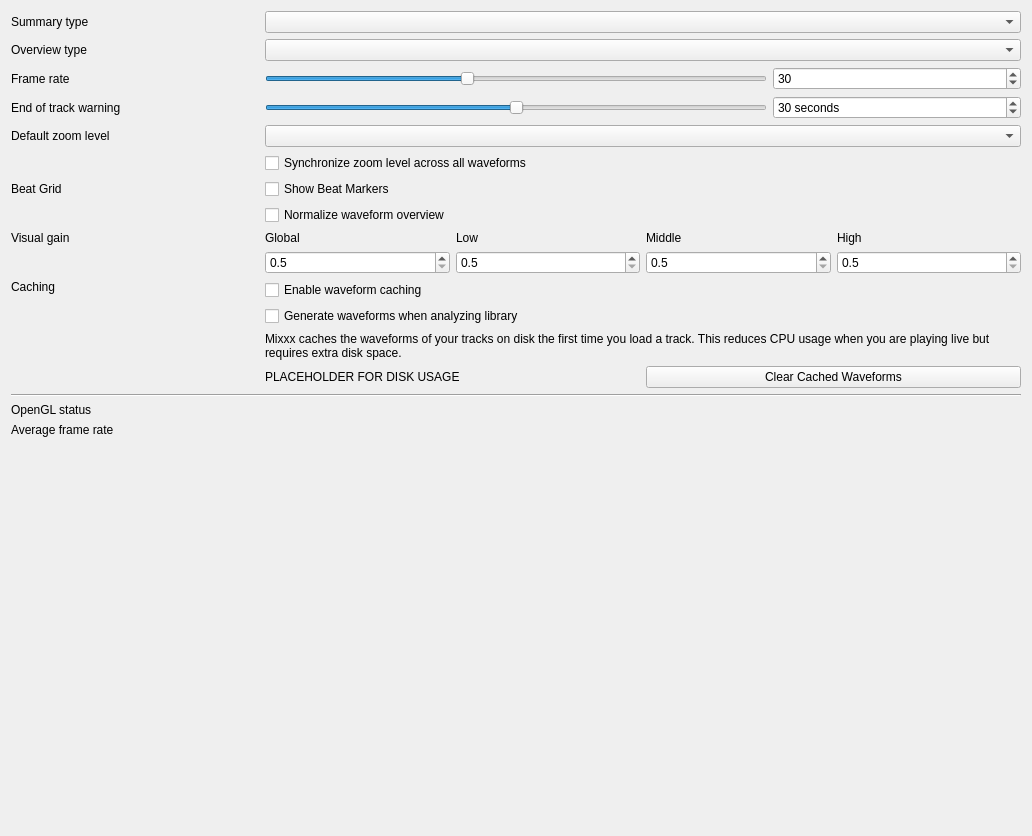
This is src/preferences/dialog/dlgprefwaveformdlg.ui in mixxxdj/mixxx as Qt 5 draws it before an edit. The edited form follows.
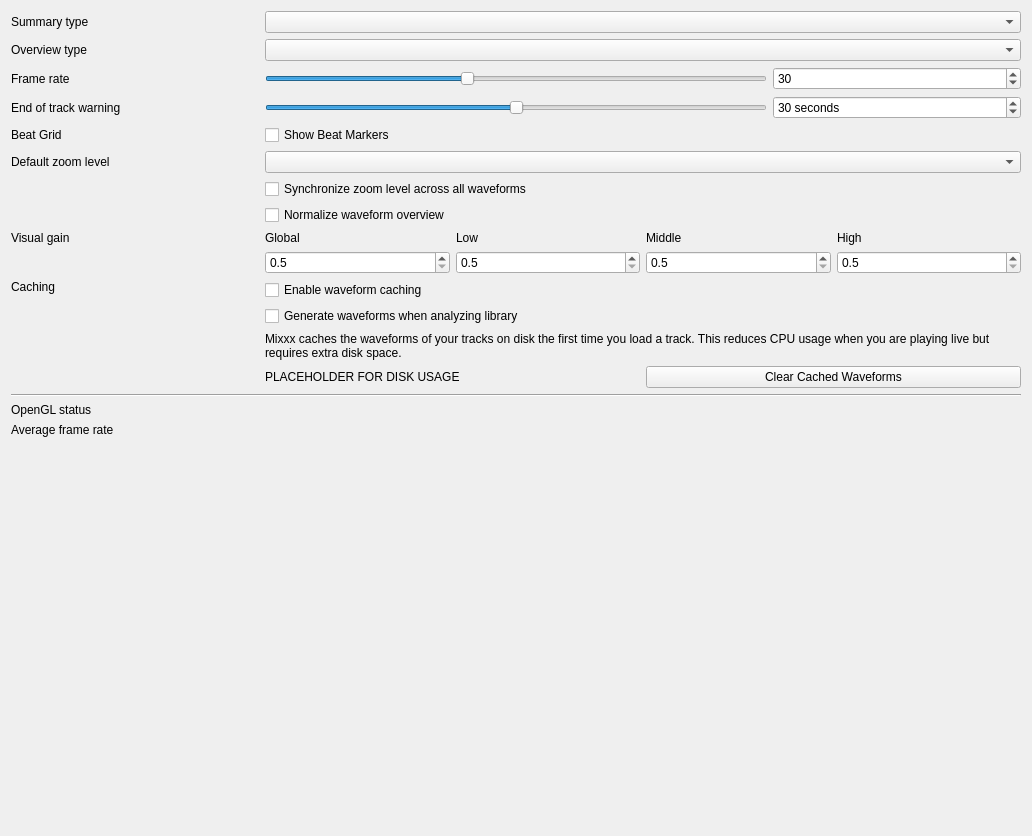
This is the edited form.

Commit message: Update position of Beat grid checkbox. Cleared up code set beat grid.

The edit to the form file:
```diff
--- a/src/preferences/dialog/dlgprefwaveformdlg.ui
+++ b/src/preferences/dialog/dlgprefwaveformdlg.ui
@@ -119,7 +119,7 @@
        </property>
       </widget>
      </item>
-     <item row="4" column="1" colspan="3">
+     <item row="5" column="1" colspan="3">
       <widget class="QComboBox" name="defaultZoomComboBox"/>
      </item>
      <item row="10" column="0" colspan="4">
@@ -387,7 +387,7 @@
        </property>
       </widget>
      </item>
-     <item row="4" column="0">
+     <item row="5" column="0">
       <widget class="QLabel" name="defaultZoomLabel">
        <property name="text">
         <string extracomment="Waveform zoom">Default zoom level</string>
@@ -400,7 +400,7 @@
        </property>
       </widget>
      </item>
-     <item row="5" column="1" colspan="3">
+     <item row="6" column="1" colspan="3">
       <widget class="QCheckBox" name="synchronizeZoomCheckBox">
        <property name="toolTip">
         <string>Synchronize zoom level across all waveform displays.</string>
@@ -465,7 +465,20 @@
        </item>
       </layout>
      </item>
-     <item row="6" column="1">
+     <item row="4" column="0">
+      <widget class="QLabel" name="BeatgridWaveform">
+       <property name="toolTip">
+        <string/>
+       </property>
+       <property name="text">
+        <string>Beat Grid</string>
+       </property>
+       <property name="alignment">
+        <set>Qt::AlignLeading|Qt::AlignLeft|Qt::AlignVCenter</set>
+       </property>
+      </widget>
+     </item>
+     <item row="4" column="1">
       <widget class="QCheckBox" name="beatGridLinesCheckBox">
        <property name="toolTip">
         <string>Beat Grid</string>
@@ -475,19 +488,6 @@
        </property>
       </widget>
      </item>
-     <item row="6" column="0">
-      <widget class="QLabel" name="BeatgridWaveform">
-       <property name="toolTip">
-        <string/>
-       </property>
-       <property name="text">
-        <string>Beat Grid</string>
-       </property>
-       <property name="alignment">
-        <set>Qt::AlignLeading|Qt::AlignLeft|Qt::AlignVCenter</set>
-       </property>
-      </widget>
-     </item>
     </layout>
    </item>
    <item row="1" column="0">
```
Left out of the diff: 20 changed lines with no effect on the pictures. The commit also changes 1 other file.
